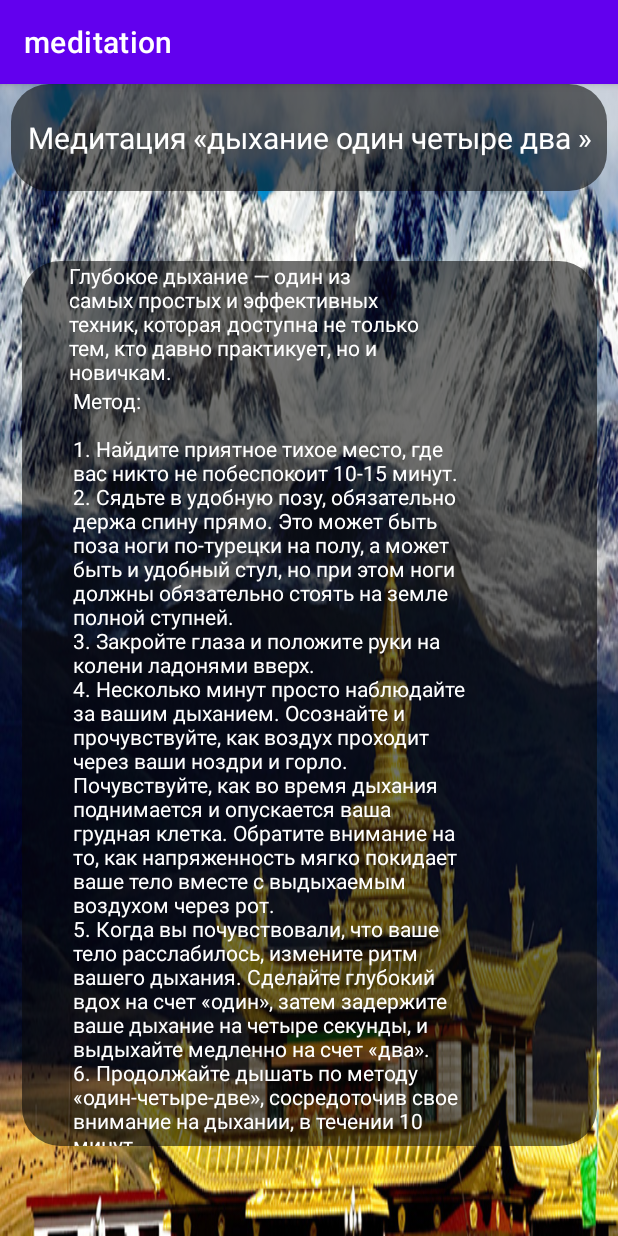
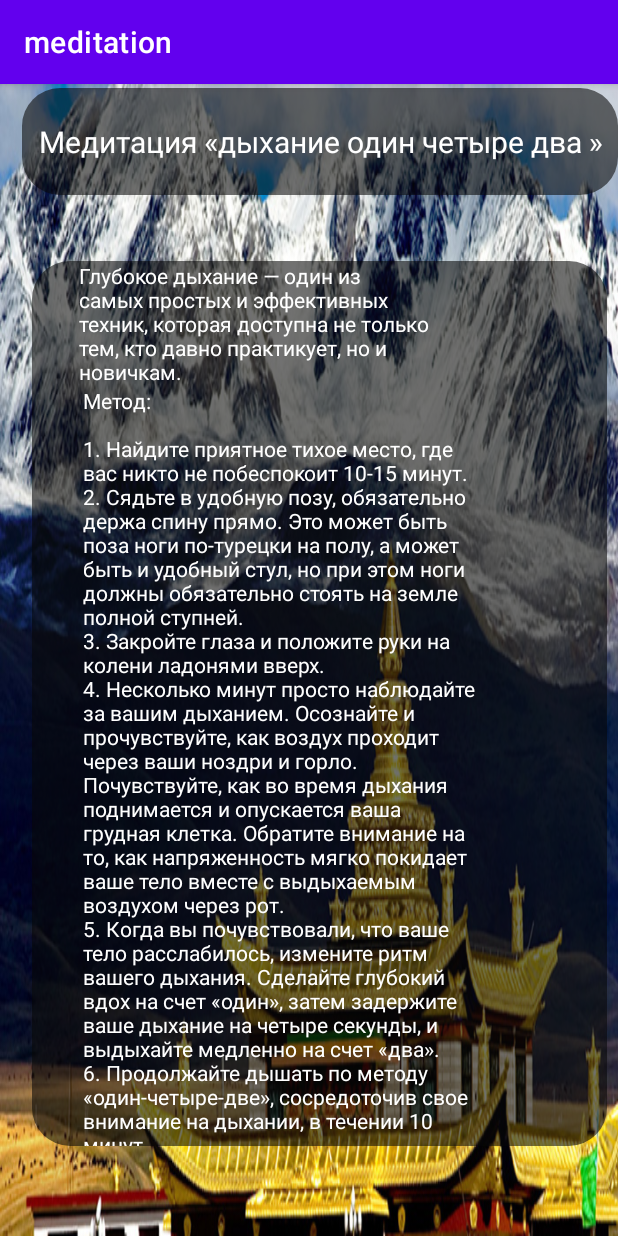
Before and after one commit to AndrewBoeing737/meditation, an Android app: the breath screen opened directly, with no data from a screen before it, on a phone screen of 412 x 824 dp. Run offline under Robolectric (Android 15) with nearby library versions, the light colour scheme and no system bars; 3 statements that could not run were skipped.

Commit message:
new Commit for anybody

```diff
--- a/app/src/main/java/com/example/meditation/body.java
+++ b/app/src/main/java/com/example/meditation/body.java
@@ -1,19 +1,15 @@
 package com.example.meditation;
-
 import androidx.appcompat.app.AppCompatActivity;
 import androidx.recyclerview.widget.RecyclerView;
-
 import android.content.Intent;
 import android.content.res.AssetFileDescriptor;
 import android.media.MediaPlayer;
 import android.os.Bundle;
 import android.view.View;
 import android.widget.Button;
-
 import java.io.IOException;
 import java.util.ArrayList;
 import java.util.List;
-
 public class body extends AppCompatActivity {
     List<methodConstuctor> actions = new ArrayList<methodConstuctor>();
     MediaPlayer mediaPlayer ;
@@ -49,7 +45,6 @@ public class body extends AppCompatActivity {
             e.printStackTrace();
         }
     }
-
     private void setActionsData() {
         actions.add(new methodConstuctor("В нашем теле происходит тысячи химических процессов, но мы их не замечаем. Осознание своего тела, ощущение его от макушки до кончиков пальцев на ногах — это еще один из прекрасных методов релаксации и концентрации внимания. Существует единственный момент, о котором вы должны знать — если поза очень удобная, вы просто можете заснуть :)",
                 "Метод:\n" +
--- a/app/src/main/res/layout/activity_breath.xml
+++ b/app/src/main/res/layout/activity_breath.xml
@@ -16,9 +16,12 @@ android:background="@drawable/tibet_foto_1"
         android:text="Медитация «дыхание один четыре два »"
         android:textColor="#FFFFFF"
         android:textSize="20sp"
+        app:layout_constraintBottom_toBottomOf="parent"
         app:layout_constraintEnd_toEndOf="parent"
+        app:layout_constraintHorizontal_bias="1.0"
         app:layout_constraintStart_toStartOf="parent"
-        app:layout_constraintTop_toTopOf="parent" />
+        app:layout_constraintTop_toTopOf="parent"
+        app:layout_constraintVertical_bias="0.004" />
 
     <androidx.recyclerview.widget.RecyclerView
         android:id="@+id/recyclerView"
@@ -29,6 +32,7 @@ android:background="@drawable/tibet_foto_1"
         app:layoutManager="androidx.recyclerview.widget.LinearLayoutManager"
         app:layout_constraintBottom_toBottomOf="parent"
         app:layout_constraintEnd_toEndOf="parent"
+        app:layout_constraintHorizontal_bias="0.75"
         app:layout_constraintStart_toStartOf="parent"
         app:layout_constraintTop_toBottomOf="@+id/textView2"
         app:layout_constraintVertical_bias="1.0"
--- a/app/src/main/res/layout/activity_candle.xml
+++ b/app/src/main/res/layout/activity_candle.xml
@@ -16,9 +16,12 @@ android:background="@drawable/lake"
         android:text="Медитация «медитация со свечами»"
         android:textColor="#FFFFFF"
         android:textSize="20sp"
+        app:layout_constraintBottom_toBottomOf="parent"
         app:layout_constraintEnd_toEndOf="parent"
+        app:layout_constraintHorizontal_bias="0.47"
         app:layout_constraintStart_toStartOf="parent"
-        app:layout_constraintTop_toTopOf="parent" />
+        app:layout_constraintTop_toTopOf="parent"
+        app:layout_constraintVertical_bias="0.024" />
 
     <androidx.recyclerview.widget.RecyclerView
         android:id="@+id/recyclerView"
```
Also changed, not shown: app/src/main/res/layout/activity_body.xml (+7 -6 lines).
